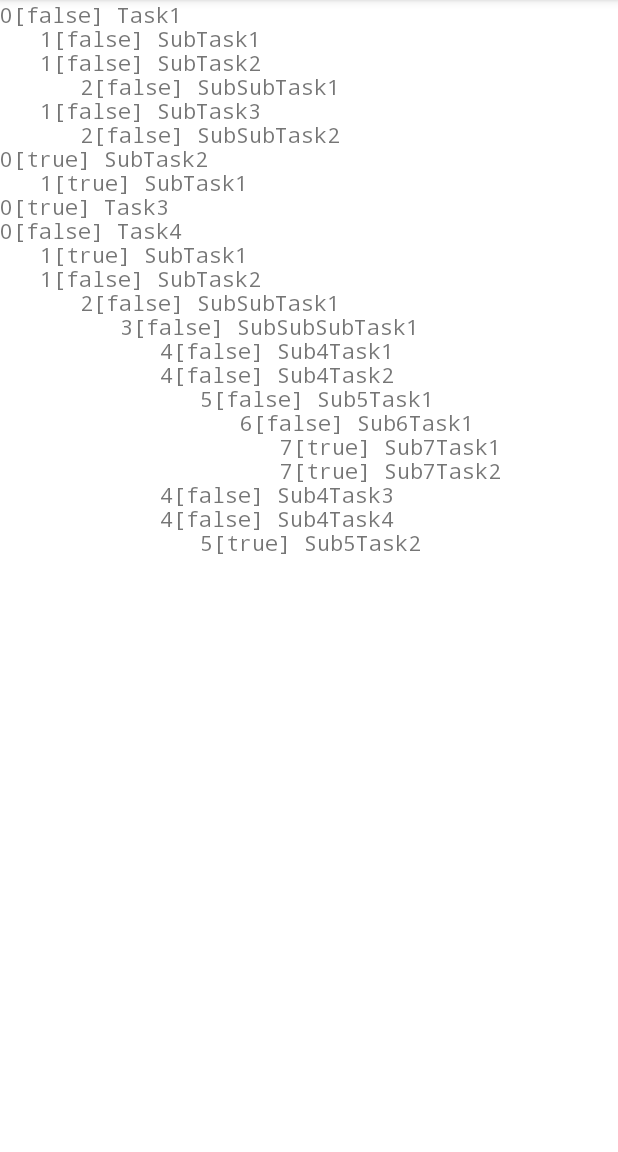
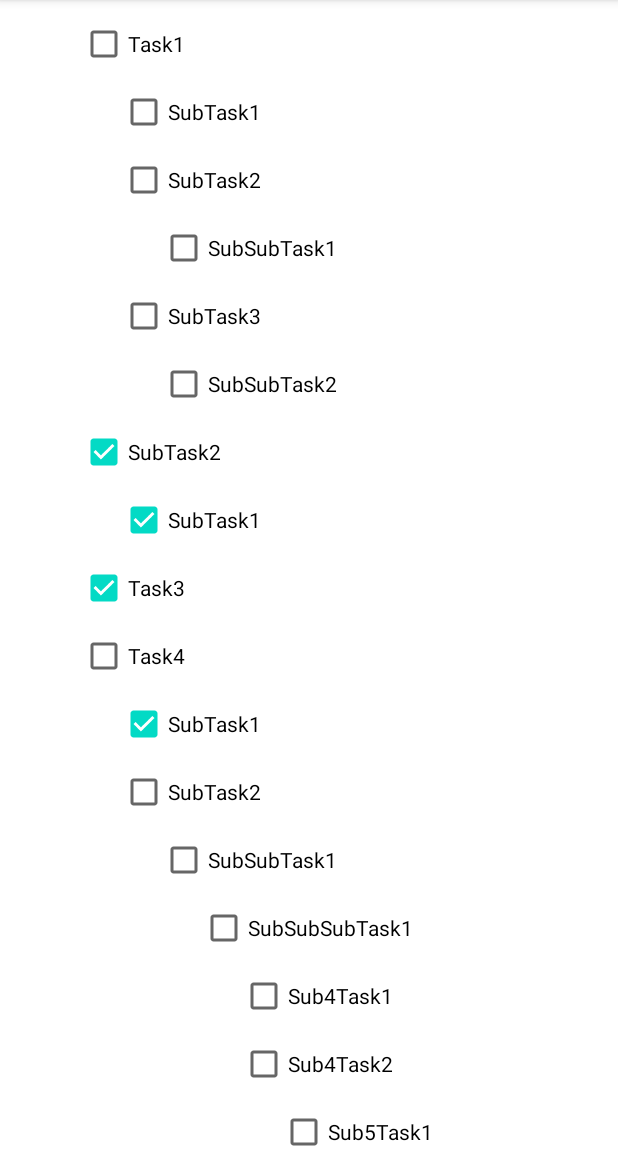
Before and after one commit to kouheisatou/IndentTasks, an Android app: the screen it shows after launch (MainActivity), on a phone screen of 412 x 824 dp, the part 84-1236 px from its top. Run offline under Robolectric (Android 15) with nearby library versions, the phone set to English and light mode, and no system bars.

Commit message:
タスク選択機能実装

```diff
--- a/app/src/main/java/com/KHsoftware/IndentTasks/MainActivity.kt
+++ b/app/src/main/java/com/KHsoftware/IndentTasks/MainActivity.kt
@@ -4,6 +4,8 @@ import android.graphics.Typeface
 import androidx.appcompat.app.AppCompatActivity
 import android.os.Bundle
 import kotlinx.android.synthetic.main.activity_main.*
+
+// todo 折り畳み,スワイプで
 
 class MainActivity : AppCompatActivity() {
     override fun onCreate(savedInstanceState: Bundle?) {
@@ -28,7 +30,7 @@ class MainActivity : AppCompatActivity() {
                 "\t\t\t\t[ ]Sub4Task2\n" +
                 "\t\t\t\t\t[ ]Sub5Task1\n" +
                 "\t\t\t\t\t\t[ ]Sub6Task1\n" +
-                "\t\t\t\t\t\t\t[x]Sub7Task1\n" +
+                "\t\t\t\t\t\t\t[x]Sub7Taskaaaaaaaaaaaaaaaaaaaaaaaaaaaaaaaaaaaaaaaaaaaaaaaaaaaaaaaaaa1\n" +
                 "\t\t\t\t\t\t\t[x]Sub7Task2\n" +
                 "\t\t\t\t[ ]Sub4Task3\n" +
                 "\t\t\t\t[ ]Sub4Task4\n" +
@@ -39,12 +41,12 @@ class MainActivity : AppCompatActivity() {
         for(i in taskList){
             printText += i.export()
         }
-        text.text = printText
-        text.typeface = Typeface.MONOSPACE
+//        text.text = printText
+//        text.typeface = Typeface.MONOSPACE
 
-//        for(i in taskList){
-//            i.initUI(taskContainer, this)
-//        }
+        for(i in taskList){
+            i.initUI(this, taskContainer)
+        }
 
     }
 }
--- a/app/src/main/java/com/KHsoftware/IndentTasks/Task.kt
+++ b/app/src/main/java/com/KHsoftware/IndentTasks/Task.kt
@@ -1,14 +1,27 @@
 package com.KHsoftware.IndentTasks
 
 import android.content.Context
+import android.graphics.Color
 import android.util.Log
+import android.view.View
+import android.view.ViewGroup
 import android.widget.CheckBox
 import android.widget.LinearLayout
 import android.widget.TextView
 import androidx.core.view.marginLeft
 
+// できるだけ画面描画は描画するだけ、内部処理の結果を出すだけにする -> redraw()
+// todo Taskを継承してmasterTaskを作成、これは一つしか存在しないsingleton
+
 class Task(var done: Boolean, var contents: String, val subTasks: MutableList<Task>, val depth: Int){
-    // todo 通し番号で管理
+    /** このタスクの選択状態 **/
+    var selected = false
+    /** 1つ上の階層のタスクの選択状態 **/
+    var parentSelected = false
+    /** このタスクを親とする階層全体の線形レイアウトView **/
+    lateinit var subtaskLinearLayout: LinearLayout
+    /** 各タスクのチェックボックスView **/
+    lateinit var chk: CheckBox
 
     fun checkAllSubtaskDone(): Boolean{
         var done = true
@@ -24,8 +37,31 @@ class Task(var done: Boolean, var contents: String, val subTasks: MutableList<Ta
         }
     }
 
-    fun deleteSubtask(index: Int){
+    fun deleteSubtaskAt(index: Int){
         subTasks.removeAt(index)
+    }
+
+    fun deleteSubtaskSelected(){
+        for(i in subTasks.withIndex()){
+            if(i.value.selected){
+                subTasks.removeAt(i.index)
+            }
+        }
+    }
+
+    fun makeAllSubtaskSelected(){
+        for(i in subTasks){
+            i.parentSelected = true
+            i.makeAllSubtaskSelected()
+            i.subtaskLinearLayout.setBackgroundColor(Color.parseColor("#DDDDDD"))
+        }
+    }
+    fun makeAllSubtaskUnselected(){
+        for(i in subTasks){
+            i.parentSelected = false
+            i.makeAllSubtaskUnselected()
+            i.subtaskLinearLayout.setBackgroundColor(Color.parseColor("#FFFFFF"))
+        }
     }
 
     /**
@@ -43,8 +79,10 @@ class Task(var done: Boolean, var contents: String, val subTasks: MutableList<Ta
         }
     }
 
+    /**
+     * このタスクの情報をテキストに書き出す
+     */
     fun export(): String{
-
         var tab = ""
         for(i in 0 until depth){
             tab += "\t"
@@ -60,16 +98,43 @@ class Task(var done: Boolean, var contents: String, val subTasks: MutableList<Ta
         return text
     }
 
-    fun initUI(taskContainer: LinearLayout, context: Context){
-        val chk = CheckBox(context)
-        val textView = TextView(context)
-        val linearLayout = LinearLayout(context)
-        linearLayout.orientation = LinearLayout.HORIZONTAL
-        linearLayout.addView(chk)
-        linearLayout.addView(textView)
+    /**
+     * このタスクの情報からAndroidの画面上のレイアウトを生成
+     */
+    fun initUI(context: Context, parentView: LinearLayout){
+        subtaskLinearLayout = LinearLayout(context)
+        subtaskLinearLayout.orientation = LinearLayout.VERTICAL
+        var layoutParams = LinearLayout.LayoutParams(
+            LinearLayout.LayoutParams.WRAP_CONTENT, LinearLayout.LayoutParams.WRAP_CONTENT
+        )
+        layoutParams.setMargins(40, 10, 0, 0)
+        subtaskLinearLayout.layoutParams = layoutParams
+
+        chk = CheckBox(context)
+        chk.layoutParams = layoutParams
+        chk.setPadding(0, 0, 15, 0)
+        chk.isChecked = done
+        chk.text = contents
+        chk.setOnLongClickListener(){
+            if(!parentSelected){
+                if(selected){
+                    selected = false
+                    subtaskLinearLayout.setBackgroundColor(Color.parseColor("#FFFFFF"))
+                    makeAllSubtaskUnselected()
+                }else{
+                    selected = true
+                    subtaskLinearLayout.setBackgroundColor(Color.parseColor("#DDDDDD"))
+                    makeAllSubtaskSelected()
+                }
+            }
+            true
+        }
+
+        subtaskLinearLayout.addView(chk)
+        parentView.addView(subtaskLinearLayout)
 
         for(task in subTasks){
-            task.initUI(taskContainer, context)
+            task.initUI(context, subtaskLinearLayout)
         }
     }
 }
--- a/app/src/main/res/layout/activity_main.xml
+++ b/app/src/main/res/layout/activity_main.xml
@@ -6,18 +6,26 @@
     android:layout_height="match_parent"
     tools:context=".MainActivity">
 
-    <TextView
-        android:id="@+id/text"
-        android:layout_width="wrap_content"
-        android:layout_height="wrap_content"
-        android:text=""
-        app:layout_constraintLeft_toLeftOf="parent"
-        app:layout_constraintTop_toTopOf="parent" />
+<!--    <TextView-->
+<!--        android:id="@+id/text"-->
+<!--        android:layout_width="wrap_content"-->
+<!--        android:layout_height="wrap_content"-->
+<!--        android:text=""-->
+<!--        app:layout_constraintLeft_toLeftOf="parent"-->
+<!--        app:layout_constraintTop_toTopOf="parent" />-->
 
-    <LinearLayout
-        android:id="@+id/taskContainer"
-        android:orientation="vertical"
+    <ScrollView
         android:layout_width="match_parent"
-        android:layout_height="match_parent"/>
+        android:layout_height="match_parent">
+        <LinearLayout
+            android:id="@+id/taskContainer"
+            android:layout_width="match_parent"
+            android:layout_height="match_parent"
+            android:orientation="vertical"
+            app:layout_constraintBottom_toBottomOf="parent"
+            app:layout_constraintEnd_toEndOf="parent"
+            app:layout_constraintStart_toStartOf="parent"
+            app:layout_constraintTop_toTopOf="parent" />
+    </ScrollView>
 
 </androidx.constraintlayout.widget.ConstraintLayout>
```
